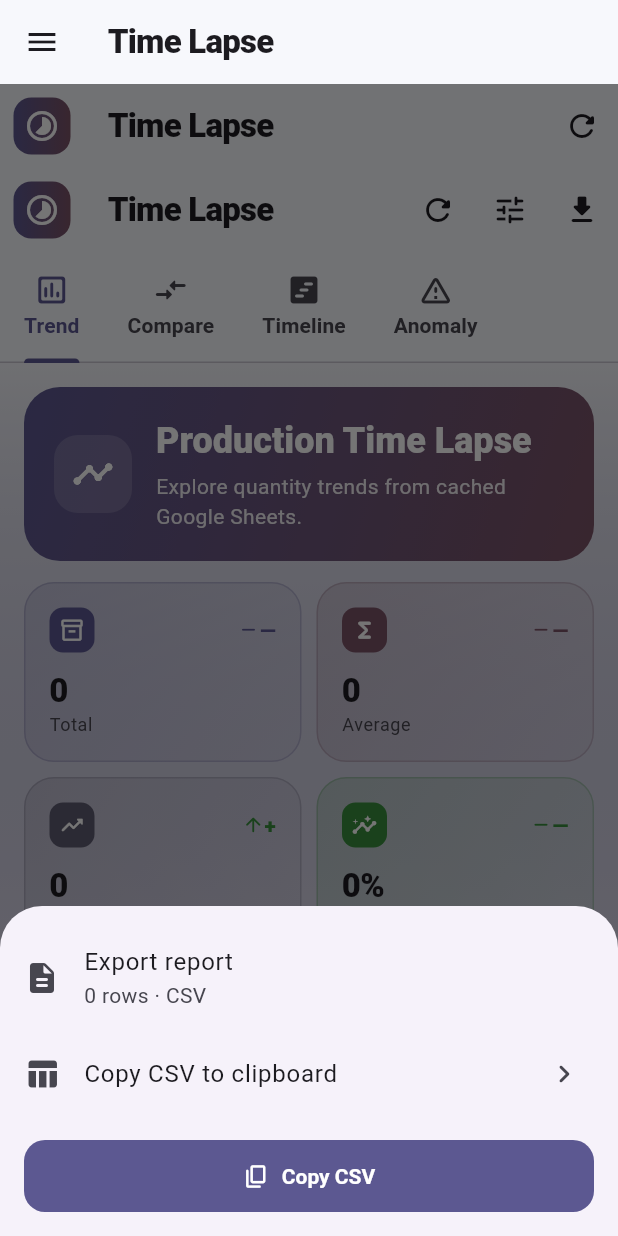
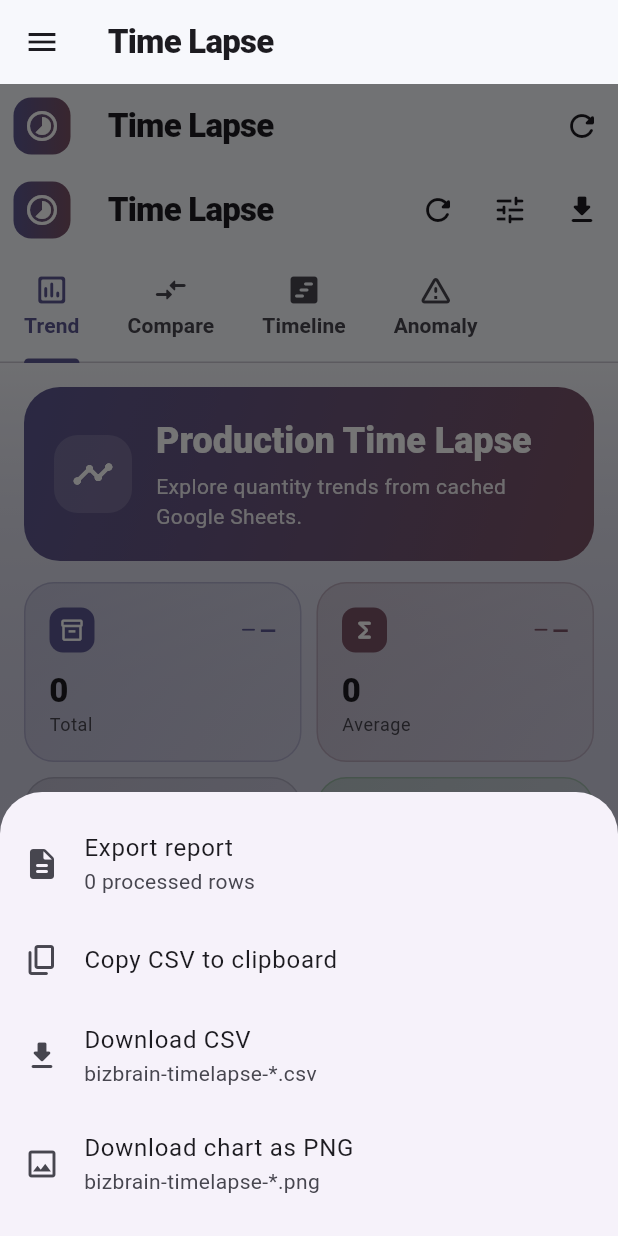
Before and after one commit to MdEnamulHaque007/BizBrain, a Flutter app: the TimeLapseScreen screen opened by its route, after a tap on the "download" icon, on a phone screen of 412 x 824 dp. Run offline on Flutter 3.47's test engine with Material 3 defaults, Android fonts, the phone set to English and light mode, and no system bars; our stand-ins replace cloud_firestore, cloud_functions, firebase_auth, firebase_core, fl_chart, flutter_riverpod and 4 more; missing offline and left inert: dart:js_interop; accounts and stored records are empty.

Commit message:
Phase 5: Add PNG snapshot and CSV export for Time Lapse

```diff
--- /dev/null
+++ b/lib/features/time_lapse/application/export_service.dart
@@ -0,0 +1,49 @@
+import 'dart:convert';
+import 'dart:typed_data';
+import 'dart:ui' as ui;
+
+import 'package:flutter/rendering.dart';
+
+import 'export_service_stub.dart'
+    if (dart.library.js_interop) 'export_service_web.dart';
+
+/// Export helpers for the Time Lapse report.
+///
+/// PNP capture renders a [RenderRepaintBoundary] to bytes on every platform;
+/// the actual download is platform-specific:
+///   - web: Blob + anchor triggered in `export_service_web.dart`
+///   - elsewhere: none, so [downloadBytes]/[downloadText] return `false`
+///     and the caller falls back (e.g. clipboard copy).
+class ExportService {
+  ExportService._();
+
+  /// Renders [boundary] (which should wrap the chart) to a PNG and starts a
+  /// download on the web. Returns `true` when a download was triggered.
+  static Future<bool> capturePng(
+    RenderRepaintBoundary boundary,
+    String filename,
+  ) async {
+    final image = await boundary.toImage(pixelRatio: 2.0);
+    try {
+      final data = await image.toByteData(format: ui.ImageByteFormat.png);
+      if (data == null) return false;
+      return downloadBytes(data.buffer.asUint8List(), filename, 'image/png');
+    } finally {
+      image.dispose();
+    }
+  }
+
+  /// Starts a download of UTF-8 [content] on the web.
+  static bool downloadText(String content, String filename) {
+    return downloadBytes(
+      Uint8List.fromList(utf8.encode(content)),
+      filename,
+      'text/csv;charset=utf-8',
+    );
+  }
+
+  /// Downloads raw [bytes] via a platform-specific mechanism.
+  static bool downloadBytes(Uint8List bytes, String filename, String mimeType) {
+    return triggerDownload(bytes, filename, mimeType);
+  }
+}
--- /dev/null
+++ b/lib/features/time_lapse/application/export_service_stub.dart
@@ -0,0 +1,5 @@
+import 'dart:typed_data';
+
+/// Non-web fallback: no download mechanism available. Callers should copy the
+/// content to the clipboard instead.
+bool triggerDownload(Uint8List bytes, String filename, String mimeType) => false;
--- a/lib/features/time_lapse/presentation/screens/time_lapse_screen.dart
+++ b/lib/features/time_lapse/presentation/screens/time_lapse_screen.dart
@@ -3,12 +3,14 @@ import 'dart:math';
 import 'package:bizbrain/features/data_sources/data/local/sheet_cache_model.dart';
 import 'package:bizbrain/features/data_sources/presentation/providers/google_sheets_providers.dart';
 import 'package:bizbrain/features/organizations/presentation/providers/organization_providers.dart';
+import 'package:bizbrain/features/time_lapse/application/export_service.dart';
 import 'package:bizbrain/features/time_lapse/application/playback_controller.dart';
 import 'package:bizbrain/features/time_lapse/domain/tl_frame.dart';
 import 'package:bizbrain/features/time_lapse/domain/tl_frame_factory.dart';
 import 'package:bizbrain/features/time_lapse/presentation/widgets/animated_kpi_card.dart';
 import 'package:bizbrain/features/time_lapse/presentation/widgets/multi_stage_line_chart.dart';
 import 'package:flutter/material.dart';
+import 'package:flutter/rendering.dart';
 import 'package:flutter/services.dart';
 import 'package:flutter_riverpod/flutter_riverpod.dart';
 
@@ -26,6 +28,7 @@ class _TimeLapseScreenState extends ConsumerState<TimeLapseScreen> {
   String _group = 'Day';
   bool _showMovingAverage = false;
   late final PlaybackController _playback;
+  final GlobalKey _chartBoundaryKey = GlobalKey();
   String _lastFrameKey = '';
 
   static const _dateAliases = ['date','timestamp','createdat','updatedat','cuttingdate','sewingdate','lastingdate','productiondate','issuedate','shipmentdate','exportdate','entrydate','entered date','entry date','created date','order date','delivery date','expected date','ship date','completion date'];
@@ -198,13 +201,16 @@ class _TimeLapseScreenState extends ConsumerState<TimeLapseScreen> {
                   Padding(padding:const EdgeInsets.fromLTRB(16,40,16,8),child:Column(crossAxisAlignment:CrossAxisAlignment.start,children:[
                     _playbackBar(context),
                     const SizedBox(height:8),
-                    MultiStageLineChart(
+                    RepaintBoundary(
+                      key: _chartBoundaryKey,
+                      child: MultiStageLineChart(
                         series: _buildStageSeries(activeFiltered),
                         showMovingAverage: _showMovingAverage,
                         movingAverageSeries: _showMovingAverage
                             ? _computeMovingAverage(activeFiltered, 7)
                             : null,
                         height: height,
+                      ),
                     ),
                     const SizedBox(height:8),Text('X-axis: $_group · Y-axis: summed quantity · Pinch to zoom',style:theme.textTheme.bodySmall?.copyWith(color:c.onSurfaceVariant)),
                     const SizedBox(height:4),
@@ -373,6 +379,18 @@ class _TimeLapseScreenState extends ConsumerState<TimeLapseScreen> {
                         ? () => setState(() => _playback.reset())
                         : null,
                     icon: const Icon(Icons.first_page_rounded),
+                  ),
+                  IconButton(
+                    tooltip: 'Export chart as PNG',
+                    onPressed: enabled
+                        ? () => _exportPng()
+                        : null,
+                    icon: const Icon(Icons.image_outlined),
+                  ),
+                  IconButton(
+                    tooltip: 'Export data as CSV',
+                    onPressed: enabled ? () => _exportCsv() : null,
+                    icon: const Icon(Icons.table_view_rounded),
                   ),
                 ],
               ),
@@ -596,25 +614,160 @@ class _TimeLapseScreenState extends ConsumerState<TimeLapseScreen> {
   }
 
   void _openExport(List<_Point> filtered) {
-    final csv=StringBuffer()..writeln('date,source,quantity,dateField,quantityField');
-    for(final p in filtered){csv.writeln('${_date(p.date)},${p.source},${_fmt(p.qty)},${p.dateField},${p.qtyField}');}
+    final csv = _buildCsv(filtered);
+    final csvFilename = _exportName('csv');
+    final pngFilename = _exportName('png');
     showModalBottomSheet<void>(context:context,builder:(sheetContext)=>SafeArea(child:Column(mainAxisSize:MainAxisSize.min,children:[
       const SizedBox(height:12),
-      ListTile(leading:const Icon(Icons.description_rounded),title:const Text('Export report'),subtitle:Text('${filtered.length} rows · CSV')),
-      const ListTile(
-        leading:Icon(Icons.table_chart_rounded),
-        title:Text('Copy CSV to clipboard'),
-        trailing:Icon(Icons.chevron_right_rounded),
+      ListTile(leading:const Icon(Icons.description_rounded),title:const Text('Export report'),subtitle:Text('${filtered.length} processed rows')),
+      ListTile(
+        leading:const Icon(Icons.copy_rounded),
+        title:const Text('Copy CSV to clipboard'),
+        onTap:(){
+          Clipboard.setData(ClipboardData(text:csv));
+          Navigator.pop(sheetContext);
+          _snack('CSV copied to clipboard');
+        },
       ),
-      Padding(padding:const EdgeInsets.all(16),child:SizedBox(width:double.infinity,child:FilledButton.icon(
-        onPressed:(){
-          Clipboard.setData(ClipboardData(text:csv.toString()));
+      ListTile(
+        leading:const Icon(Icons.download_rounded),
+        title:const Text('Download CSV'),
+        subtitle:const Text('bizbrain-timelapse-*.csv'),
+        onTap:(){
           Navigator.pop(sheetContext);
-          ScaffoldMessenger.of(context).showSnackBar(const SnackBar(content:Text('CSV copied to clipboard')));
+          if (ExportService.downloadText(csv, csvFilename)) {
+            _snack('CSV download started');
+          } else {
+            _copyFallback(csv);
+          }
         },
-        icon:const Icon(Icons.copy_rounded),label:const Text('Copy CSV'),
-      ))),
+      ),
+      ListTile(
+        leading:const Icon(Icons.image_outlined),
+        title:const Text('Download chart as PNG'),
+        subtitle:const Text('bizbrain-timelapse-*.png'),
+        onTap:(){
+          Navigator.pop(sheetContext);
+          _exportPngTarget(pngFilename);
+        },
+      ),
+      const SizedBox(height:12),
     ])));
+  }
+
+  /// Per-stage CSV: one date column, one column per stage, then the total.
+  String _buildCsv(List<_Point> filtered) {
+    final stages = _buildStageSeries(filtered);
+    final byDate = <DateTime, Map<String, double>>{};
+    for (final s in stages) {
+      for (final p in s.points) {
+        if (p.value == 0) continue;
+        byDate.putIfAbsent(p.date, () => <String, double>{})[s.stageName] = p.value;
+      }
+    }
+    final dates = byDate.keys.toList()..sort();
+    final names = stages.map((s) => s.stageName).toList();
+    final out = StringBuffer()..write('date');
+    for (final name in names) {
+      out.write(',"${name.replaceAll('"', '""')}"');
+    }
+    out.writeln(',total');
+    for (final d in dates) {
+      var total = 0.0;
+      out.write(_date(d));
+      final row = byDate[d];
+      for (final name in names) {
+        final v = row?[name] ?? 0;
+        total += v;
+        out.write(',${_fmt(v)}');
+      }
+      out.writeln(',${_fmt(total)}');
+    }
+    if (dates.isEmpty) {
+      out.writeln('No matching date and quantity rows');
+    }
+    return out.toString();
+  }
+
+  void _exportCsv() {
+    if (!_playback.isEnabled || _playback.frames.isEmpty) return;
+    final csv = _buildCsv(_currentFilteredPoints());
+    if (ExportService.downloadText(csv, _exportName('csv'))) {
+      _snack('CSV download started');
+    } else {
+      _copyFallback(csv);
+    }
+  }
+
+  Future<void> _exportPng() async {
+    if (!_playback.isEnabled) return;
+    await _exportPngTarget(_exportName('png'));
+  }
+
+  Future<void> _exportPngTarget(String filename) async {
+    if (_playback.isPlaying) _playback.pause();
+    await WidgetsBinding.instance.endOfFrame;
+    final renderObject = _chartBoundaryKey.currentContext?.findRenderObject();
+    if (renderObject is! RenderRepaintBoundary) {
+      _snack('Chart not ready to capture yet');
+      return;
+    }
+    final ok = await ExportService.capturePng(renderObject, filename);
+    _snack(
+      ok
+          ? 'PNG captured: $filename'
+          : 'PNG capture works on the web build only',
+    );
+  }
+
+  void _copyFallback(String csv) {
+    Clipboard.setData(ClipboardData(text: csv));
+    _snack('CSV copied to clipboard');
+  }
+
+  List<_Point> _currentFilteredPoints() {
+    final orgId = ref.read(effectiveOrganizationProvider)?.id ?? '';
+    final cache = ref.read(sourcesListProvider(orgId));
+    final sources = cache.value ?? const <SheetCacheModel>[];
+    final selected = _selectedLabels.isEmpty
+        ? sources.where(_isProduction).toList()
+        : sources.where((s) => _selectedLabels.contains(_label(s))).toList();
+    final raw = <_Point>[];
+    for (final s in selected) {
+      final df = _dateField != 'Auto detect' && s.columns.contains(_dateField)
+          ? _dateField
+          : _best(s.columns, _dateAliases);
+      final qf = _qtyField != 'Auto detect' && s.columns.contains(_qtyField)
+          ? _qtyField
+          : _best(s.columns, _qtyAliases, rows: s.rows);
+      if (df == null || qf == null) continue;
+      for (final row in s.rows) {
+        final date = _parseDate(row[df]);
+        final qty = _parseQty(row[qf]);
+        if (date != null && qty != null) {
+          raw.add(_Point(date, qty, _label(s), df, qf));
+        }
+      }
+    }
+    return _filter(raw);
+  }
+
+  void _snack(String message) {
+    if (!mounted) return;
+    ScaffoldMessenger.of(context)
+      ..hideCurrentSnackBar()
+      ..showSnackBar(SnackBar(content: Text(message)));
+  }
+
+  String _exportName(String ext) {
+    final ts = DateTime.now();
+    final stamp =
+        '${ts.year}${ts.month.toString().padLeft(2,'0')}'
+        '${ts.day.toString().padLeft(2,'0')}'
+        '${ts.hour.toString().padLeft(2,'0')}'
+        '${ts.minute.toString().padLeft(2,'0')}'
+        '${ts.second.toString().padLeft(2,'0')}';
+    return 'bizbrain-timelapse-$stamp.$ext';
   }
 
   Widget _frameKpi(BuildContext context, String label, double value, IconData icon,
```
Also changed, not shown: lib/features/time_lapse/application/export_service_web.dart (added, +21 -0 lines), 1 other file. Lines whose indentation alone changed are shown as unchanged.
